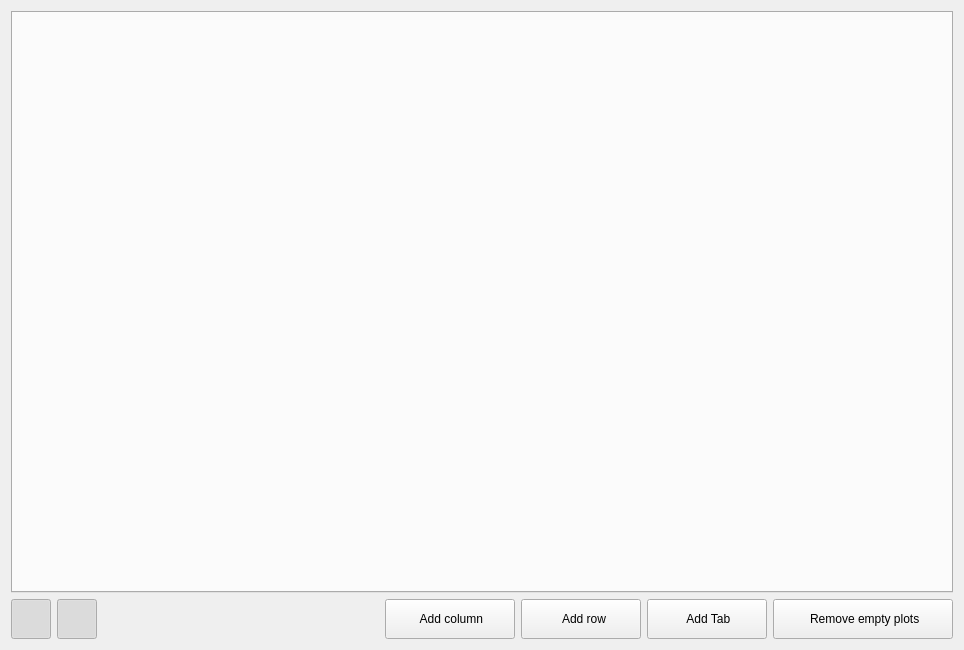
Old version of the form plotter_gui/tabbedplotwidget.ui in the repository ziparker/PlotJuggler.
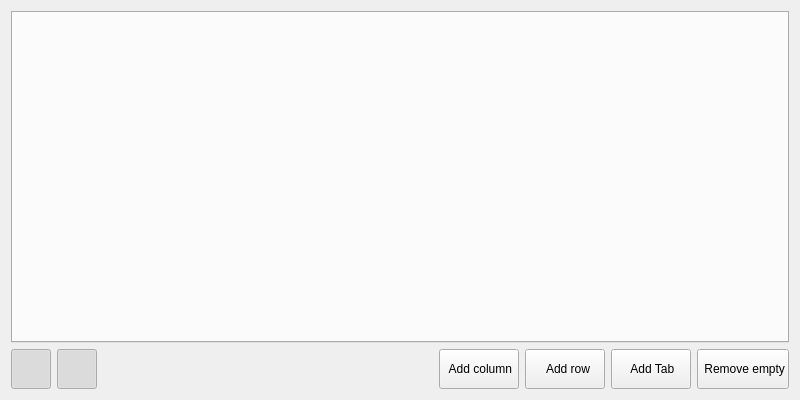
New version of the form. Icons and pictures are not drawn.

Commit message: cleaning up the layout of the app

Patch:
```diff
--- a/plotter_gui/tabbedplotwidget.ui
+++ b/plotter_gui/tabbedplotwidget.ui
@@ -6,8 +6,8 @@
    <rect>
     <x>0</x>
     <y>0</y>
-    <width>964</width>
-    <height>650</height>
+    <width>800</width>
+    <height>400</height>
    </rect>
   </property>
   <property name="windowTitle">
@@ -52,7 +52,7 @@
           <widget class="QPushButton" name="pushButton">
            <property name="maximumSize">
             <size>
-             <width>50</width>
+             <width>40</width>
              <height>40</height>
             </size>
            </property>
@@ -87,7 +87,7 @@
           <widget class="QPushButton" name="buttonLinkHorizontalScale">
            <property name="maximumSize">
             <size>
-             <width>50</width>
+             <width>40</width>
              <height>40</height>
             </size>
            </property>
@@ -125,7 +125,7 @@
           <widget class="QPushButton" name="pushVerticalResize">
            <property name="maximumSize">
             <size>
-             <width>50</width>
+             <width>40</width>
              <height>40</height>
             </size>
            </property>
@@ -160,7 +160,7 @@
           <widget class="QPushButton" name="pushHorizontalResize">
            <property name="maximumSize">
             <size>
-             <width>50</width>
+             <width>40</width>
              <height>40</height>
             </size>
            </property>
@@ -211,7 +211,7 @@
            </property>
            <property name="minimumSize">
             <size>
-             <width>130</width>
+             <width>0</width>
              <height>40</height>
             </size>
            </property>
@@ -249,7 +249,7 @@
            </property>
            <property name="minimumSize">
             <size>
-             <width>120</width>
+             <width>0</width>
              <height>40</height>
             </size>
            </property>
@@ -281,7 +281,7 @@
           <widget class="QPushButton" name="addTabButton">
            <property name="minimumSize">
             <size>
-             <width>120</width>
+             <width>0</width>
              <height>40</height>
             </size>
            </property>
@@ -316,7 +316,7 @@
            </property>
            <property name="minimumSize">
             <size>
-             <width>180</width>
+             <width>0</width>
              <height>40</height>
             </size>
            </property>
@@ -330,7 +330,7 @@
             <enum>Qt::NoFocus</enum>
            </property>
            <property name="text">
-            <string> Remove empty plots</string>
+            <string> Remove empty</string>
            </property>
            <property name="icon">
             <iconset resource="resource.qrc">
```
Left out of the diff: 4 changed lines with no effect on the pictures. The commit also changes 5 other files.
